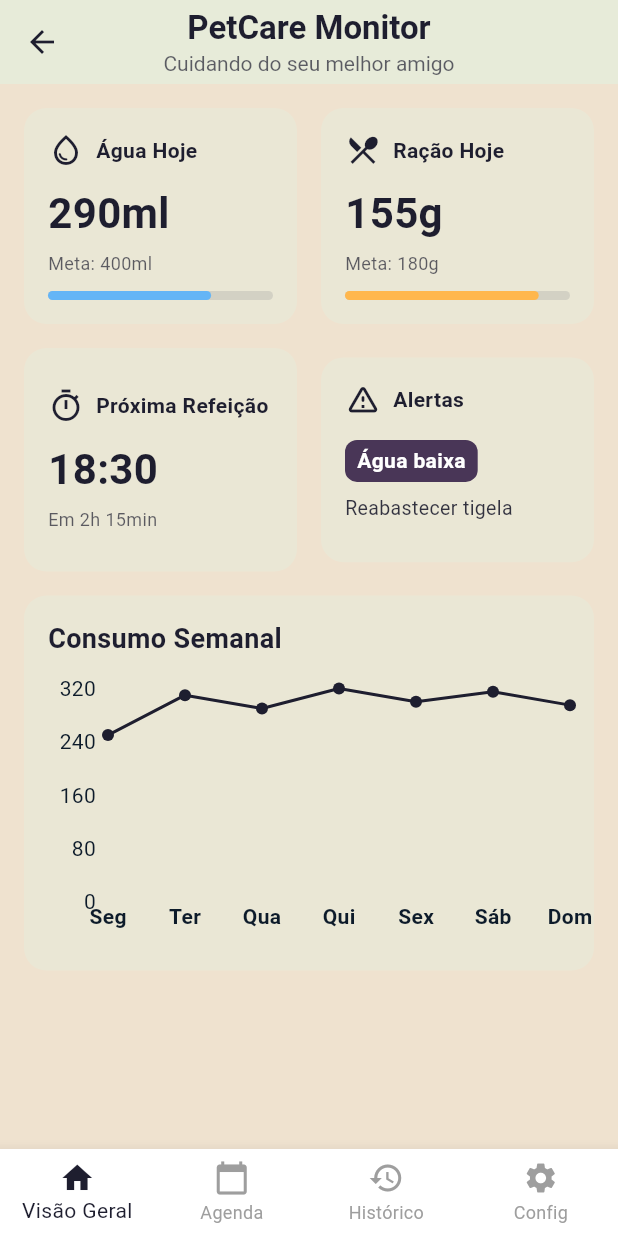
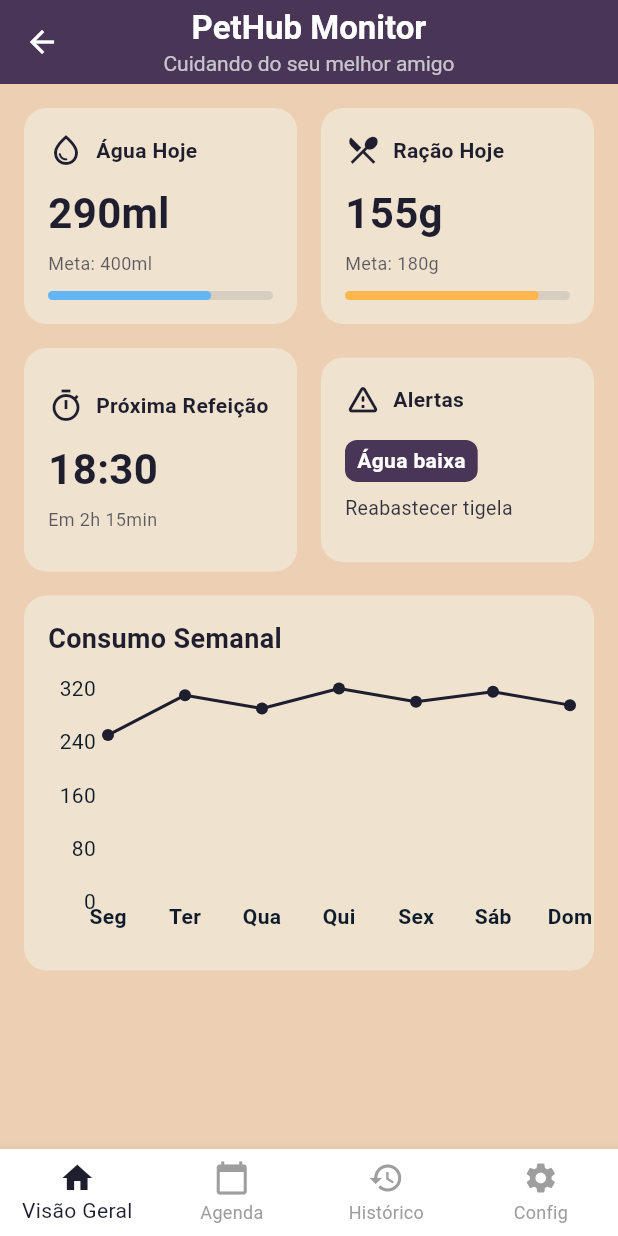
Before and after one commit to DanielRezez/paw-hub, a Flutter app: the TelaInicial screen opened directly, on a phone screen of 412 x 824 dp. Run offline on Flutter 3.47's test engine with Material 3 defaults, Android fonts, the light colour scheme and no system bars; drawn by our look-alikes of fl_chart; our stand-ins replace firebase_auth, firebase_core, flutter_svg, google_fonts, google_sign_in, shared_preferences; accounts and stored records are empty.

Commit message:
feat: implementa a paleta de cores padronizada

```diff
--- a/lib/utils/cores.dart
+++ b/lib/utils/cores.dart
@@ -1,11 +1,11 @@
 import 'package:flutter/material.dart';
 
 const Color corVerdeClaro = Color(0xFFBEE5BF);
-const Color corVerdeAgua = Color(0xFFDFF3E3);
+const Color corVerdeAgua = Color(0xFFEFE2CF);
 const Color corPesce = Color(0xFFFFD1BA);
-const Color corRosaVelho = Color(0xFFCE7DA5);
+const Color corRosaVelho = Color(0xFFEDD0B4);
 const Color corBeringela = Color(0xFF493657);
-const Color corOffWhite = Color(0xFFEFE2CF);
+const Color corOffWhite = Color(0xFFEDD0B4);
 const Color corPretoAzulado = Color(0xFF1E1E2F);
 const Color corBrancoPuro = Color(0xFFFFFFFF);
 const Color corCinzaClaro = Color(0xFFF4F4F9);
--- a/lib/viewmodels/agenda_viewmodel.dart
+++ b/lib/viewmodels/agenda_viewmodel.dart
@@ -19,7 +19,7 @@ class RefeicaoProgramada {
 
 class TelaAgendaViewModel extends ChangeNotifier {
   // Agora uma lista dinâmica, não mais com 3 slots fixos.
-  List<RefeicaoProgramada> _perfilHorarios = [];
+  final List<RefeicaoProgramada> _perfilHorarios = [];
 
   List<RefeicaoProgramada> get perfilHorarios => _perfilHorarios;
 
--- a/lib/views/tela_agenda.dart
+++ b/lib/views/tela_agenda.dart
@@ -112,9 +112,6 @@ class TelaAgenda extends StatelessWidget {
                         ),
                         SizedBox(height: 8),
                         TextFormField(
-                          // Usar um Key aqui pode ser útil se os itens mudam de ordem frequentemente,
-                          // mas para simples adição/remoção, o Flutter geralmente lida bem.
-                          // key: ValueKey(refeicao.id), // Exemplo se você usar IDs como keys
                           initialValue: refeicao.quantidade,
                           decoration: InputDecoration(
                             labelText: 'Quantidade',
@@ -135,7 +132,7 @@ class TelaAgenda extends StatelessWidget {
                             Text('Ativar Refeição:', style: Theme.of(context).textTheme.titleMedium),
                             Switch(
                               value: refeicao.ativa,
-                              activeColor: Colors.teal,
+                              activeThumbColor: Colors.teal,
                               materialTapTargetSize: MaterialTapTargetSize.shrinkWrap,
                               onChanged: (ativada) {
                                 viewModel.toggleAtivacaoRefeicao(index);
--- a/lib/views/tela_inicial.dart
+++ b/lib/views/tela_inicial.dart
@@ -4,7 +4,6 @@ import 'package:provider/provider.dart';
 import 'package:projeto_integrador2/viewmodels/inicial_viewmodel.dart'; // IMPORTA O VIEWMODEL
 import 'package:projeto_integrador2/utils/cores.dart';
 // lib/views/tela_inicial.dart
-import '../viewmodels/auth_viewmodel.dart';
 
 class TelaInicial extends StatelessWidget {
   const TelaInicial({super.key});
@@ -16,16 +15,16 @@ class TelaInicial extends StatelessWidget {
     return Scaffold(
       backgroundColor: corOffWhite,
       appBar: AppBar(
-        backgroundColor: corVerdeAgua.withOpacity(0.5),
-        foregroundColor: corPretoAzulado,
+        backgroundColor: corBeringela,
+        foregroundColor: corBrancoPuro,
         elevation: 0,
         title: Column(
           mainAxisAlignment: MainAxisAlignment.center,
           children: [
             const Text(
-              'PetCare Monitor',
+              'PetHub Monitor',
               style: TextStyle(
-                color: corPretoAzulado,
+                color: corBrancoPuro,
                 fontSize: 22,
                 fontWeight: FontWeight.bold,
               ),
@@ -33,7 +32,7 @@ class TelaInicial extends StatelessWidget {
             Text(
               'Cuidando do seu melhor amigo',
               style: TextStyle(
-                color: corPretoAzulado.withOpacity(0.7),
+                color: corBrancoPuro.withOpacity(0.7),
                 fontSize: 14,
               ),
             ),
@@ -139,7 +138,7 @@ class TelaInicial extends StatelessWidget {
       height: 250,
       padding: const EdgeInsets.all(16),
       decoration: BoxDecoration(
-        color: corVerdeAgua.withOpacity(0.3),
+        color: corVerdeAgua,
         borderRadius: BorderRadius.circular(15),
       ),
       child: Column(
@@ -251,7 +250,7 @@ class TelaInicial extends StatelessWidget {
     return Container(
       padding: const EdgeInsets.all(16.0),
       decoration: BoxDecoration(
-        color: corVerdeAgua.withOpacity(0.3),
+        color: corVerdeAgua,
         borderRadius: BorderRadius.circular(15),
       ),
       child: Column(
@@ -303,7 +302,7 @@ class TelaInicial extends StatelessWidget {
     return Container(
       padding: const EdgeInsets.symmetric(horizontal: 16.0, vertical: 26.5),
       decoration: BoxDecoration(
-        color: corVerdeAgua.withOpacity(0.3),
+        color: corVerdeAgua,
         borderRadius: BorderRadius.circular(15),
       ),
       child: Column(
@@ -347,7 +346,7 @@ class TelaInicial extends StatelessWidget {
     return Container(
       padding: const EdgeInsets.all(16.0),
       decoration: BoxDecoration(
-        color: corVerdeAgua.withOpacity(0.3),
+        color: corVerdeAgua,
         borderRadius: BorderRadius.circular(15),
       ),
       child: Column(
```
Also changed, not shown: lib/main.dart (+2 -7 lines), lib/views/tela_historico.dart (+4 -4 lines).
